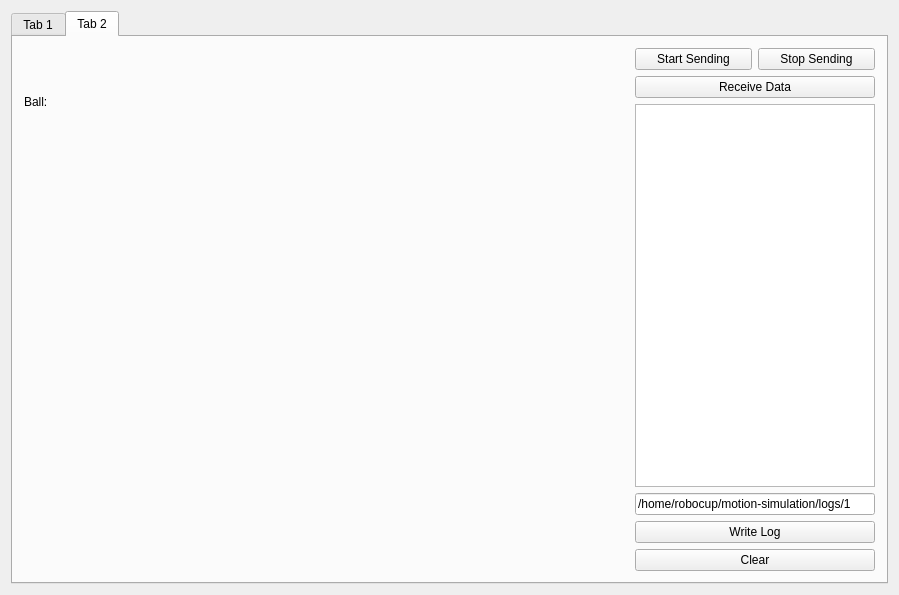
Before: the Qt Designer form dialog.ui in kektobiologist/motion-simulation, drawn with Qt 5.
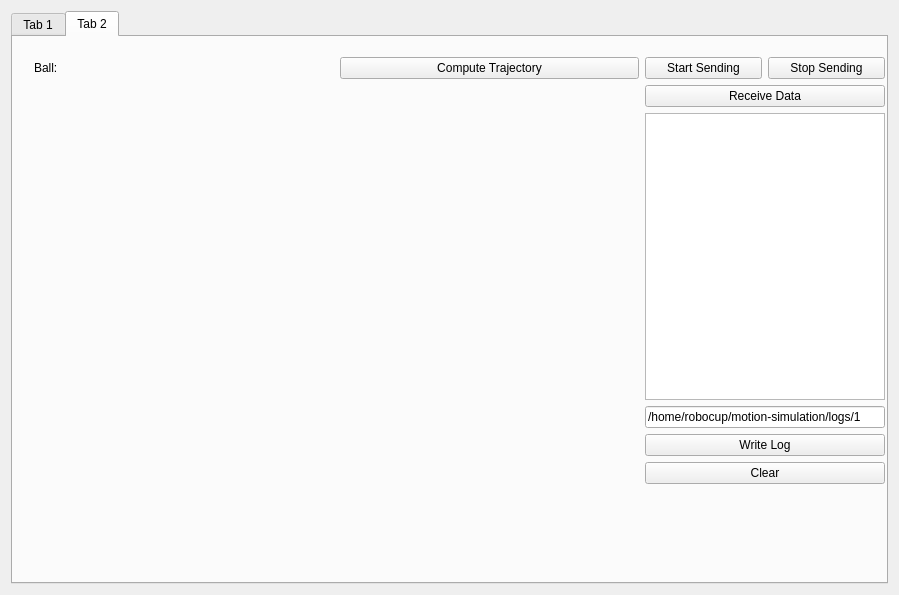
After: the same form once the commit is applied. Custom widgets are drawn as their Qt base class.

Commit message: trajectory drawing working.

The edit to the form file:
```diff
--- a/dialog.ui
+++ b/dialog.ui
@@ -117,10 +117,21 @@
       <attribute name="title">
        <string>Tab 2</string>
       </attribute>
-      <layout class="QHBoxLayout" name="horizontalLayout_4">
+      <widget class="QWidget" name="">
+       <property name="geometry">
+        <rect>
+         <x>10</x>
+         <y>9</y>
+         <width>873</width>
+         <height>449</height>
+        </rect>
+       </property>
+       <layout class="QHBoxLayout" name="horizontalLayout_5">
        <item>
         <layout class="QVBoxLayout" name="verticalLayout_3">
          <item>
+           <layout class="QHBoxLayout" name="horizontalLayout_4">
+            <item>
           <widget class="QLabel" name="ballPosLabel">
            <property name="text">
             <string>Ball:</string>
@@ -128,6 +139,15 @@
           </widget>
          </item>
          <item>
+             <widget class="QPushButton" name="traj2Button">
+              <property name="text">
+               <string>Compute Trajectory</string>
+              </property>
+             </widget>
+            </item>
+           </layout>
+          </item>
+          <item>
           <widget class="FIRARenderArea" name="firaRenderArea" native="true">
            <property name="minimumSize">
             <size>
@@ -199,6 +219,7 @@
         </layout>
        </item>
       </layout>
+      </widget>
      </widget>
     </widget>
    </item>
```
Left out of the diff: 17 changed lines with no effect on the pictures. Lines whose indentation alone changed are shown as unchanged. The commit also changes 7 other files.
